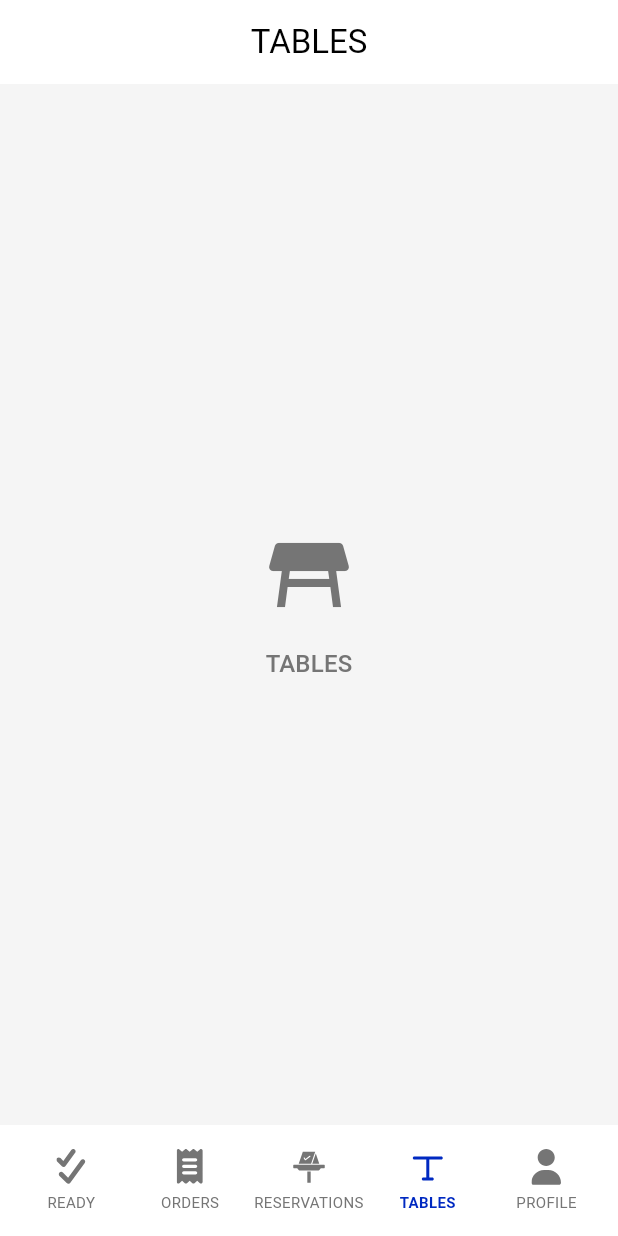
After one commit to tafilovic/gastrobot-manager, a Flutter app: the TablesScreen screen opened by its route, on a phone screen of 412 x 824 dp. The commit adds this screen. Run offline on Flutter 3.47's test engine with Material 3 defaults, Android fonts, the phone set to English and light mode, and no system bars; our stand-ins replace cached_network_image, dio, flutter_animate, flutter_svg, go_router, image_picker and 1 more; missing offline and left inert: sealed_countries, world_flags; accounts and stored records are empty; network calls fail; statements that could not run were skipped.

Commit message:
Add table  in tab bar from waiter

```diff
--- a/lib/core/navigation/app_router.dart
+++ b/lib/core/navigation/app_router.dart
@@ -18,6 +18,7 @@ import 'package:gastrobotmanager/features/preparing/screens/preparing_screen.dar
 import 'package:gastrobotmanager/features/profile/screens/profile_screen.dart';
 import 'package:gastrobotmanager/features/ready_items/screens/ready_items_screen.dart';
 import 'package:gastrobotmanager/features/reservations/screens/reservations_screen.dart';
+import 'package:gastrobotmanager/features/tables/screens/tables_screen.dart';
 
 /// Centralized route names and path constants.
 abstract class AppRouteNames {
@@ -31,6 +32,7 @@ abstract class AppRouteNames {
   static const reservations = 'reservations';
   static const menu = 'menu';
   static const drinks = 'drinks';
+  static const tables = 'tables';
   static const profile = 'profile';
 
   // Orders details / filters
@@ -52,6 +54,7 @@ abstract class AppRouteNames {
   static const pathReservations = '/reservations';
   static const pathMenu = '/menu';
   static const pathDrinks = '/drinks';
+  static const pathTables = '/tables';
   static const pathProfile = '/profile';
 
   // Orders sub-routes (full paths for context.push)
@@ -206,6 +209,15 @@ class AppRouter {
             StatefulShellBranch(
               routes: [
                 GoRoute(
+                  path: AppRouteNames.pathTables,
+                  name: AppRouteNames.tables,
+                  builder: (context, state) => const TablesScreen(),
+                ),
+              ],
+            ),
+            StatefulShellBranch(
+              routes: [
+                GoRoute(
                   path: AppRouteNames.pathMenu,
                   name: AppRouteNames.menu,
                   builder: (context, state) => const MenuScreen(),
--- a/lib/core/navigation/nav_config.dart
+++ b/lib/core/navigation/nav_config.dart
@@ -52,6 +52,13 @@ class NavConfig {
     svgAssetPath: 'assets/icons/wine_glasses.svg',
   );
 
+  static const tables = NavItem(
+    label: 'STOLOVI',
+    icon: Icons.table_restaurant,
+    route: 'tables',
+    svgAssetPath: 'assets/icons/tables.svg',
+  );
+
   static const profile = NavItem(
     label: 'PROFIL',
     icon: Icons.person,
@@ -62,7 +69,7 @@ class NavConfig {
   static List<NavItem> itemsFor(ProfileType type) {
     switch (type) {
       case ProfileType.waiter:
-        return [ready, orders, reservations, drinks, profile];
+        return [ready, orders, reservations, tables, profile];
       case ProfileType.kitchen:
       case ProfileType.bar:
         return [orders, preparing, reservations, menu, profile];
--- a/lib/features/home/screens/main_shell.dart
+++ b/lib/features/home/screens/main_shell.dart
@@ -47,6 +47,8 @@ class _MainShellState extends State<MainShell> with WidgetsBindingObserver {
         return l10n.navMenu;
       case 'drinks':
         return l10n.navDrinks;
+      case 'tables':
+        return l10n.navTables;
       case 'profile':
         return l10n.navProfile;
       default:
@@ -166,6 +168,9 @@ class _MainShellState extends State<MainShell> with WidgetsBindingObserver {
         case 'drinks':
           if (currentLocation.startsWith(AppRouteNames.pathDrinks)) selectedIndex = i;
           break;
+        case 'tables':
+          if (currentLocation.startsWith(AppRouteNames.pathTables)) selectedIndex = i;
+          break;
         case 'profile':
           if (currentLocation.startsWith(AppRouteNames.pathProfile)) selectedIndex = i;
           break;
@@ -238,6 +243,9 @@ class _MainShellState extends State<MainShell> with WidgetsBindingObserver {
       case 'drinks':
         context.goNamed(AppRouteNames.drinks);
         break;
+      case 'tables':
+        context.goNamed(AppRouteNames.tables);
+        break;
       case 'profile':
         context.goNamed(AppRouteNames.profile);
         break;
--- /dev/null
+++ b/lib/features/tables/screens/tables_screen.dart
@@ -0,0 +1,44 @@
+import 'package:flutter/material.dart';
+
+import 'package:gastrobotmanager/core/theme/app_colors.dart';
+import 'package:gastrobotmanager/l10n/generated/app_localizations.dart';
+
+/// Tables overview screen for waiters.
+class TablesScreen extends StatelessWidget {
+  const TablesScreen({super.key});
+
+  @override
+  Widget build(BuildContext context) {
+    final l10n = AppLocalizations.of(context)!;
+
+    return Scaffold(
+      backgroundColor: AppColors.backgroundMuted,
+      appBar: AppBar(
+        title: Text(l10n.navTables),
+        centerTitle: true,
+        backgroundColor: AppColors.appBarBackground,
+        foregroundColor: AppColors.appBarForeground,
+        elevation: 0,
+      ),
+      body: Center(
+        child: Column(
+          mainAxisSize: MainAxisSize.min,
+          children: [
+            Icon(
+              Icons.table_restaurant,
+              size: 64,
+              color: AppColors.textMuted,
+            ),
+            const SizedBox(height: 16),
+            Text(
+              l10n.navTables,
+              style: Theme.of(context).textTheme.titleMedium?.copyWith(
+                    color: AppColors.textMuted,
+                  ),
+            ),
+          ],
+        ),
+      ),
+    );
+  }
+}
--- a/lib/l10n/app_de.arb
+++ b/lib/l10n/app_de.arb
@@ -22,6 +22,7 @@
   "profileReservationReminderValue": "1h im Voraus",
   "profileLabelLanguage": "SPRACHE",
   "profileLanguageValue": "Deutsch",
+  "profileDrinksList": "GETRÄNKELISTE",
   "profileLogout": "ABMELDEN",
   "profileImageDialogTitle": "Profilbild",
   "profileImageUploadButton": "BILD HOCHLADEN",
@@ -37,6 +38,7 @@
   "navReservations": "RESERVIERUNGEN",
   "navMenu": "SPEISEKARTE",
   "navDrinks": "GETRÄNKE",
+  "navTables": "TISCHE",
   "navProfile": "PROFIL",
   "readyTitle": "Bereit zum Servieren",
   "readySubtitle": "Bestellungen bereit zum Servieren",
--- a/lib/l10n/app_en.arb
+++ b/lib/l10n/app_en.arb
@@ -22,6 +22,7 @@
   "profileReservationReminderValue": "1h in advance",
   "profileLabelLanguage": "LANGUAGE",
   "profileLanguageValue": "English",
+  "profileDrinksList": "DRINKS LIST",
   "profileLogout": "LOG OUT",
   "profileImageDialogTitle": "Profile picture",
   "profileImageUploadButton": "UPLOAD PICTURE",
@@ -37,6 +38,7 @@
   "navReservations": "RESERVATIONS",
   "navMenu": "MENU",
   "navDrinks": "DRINKS",
+  "navTables": "TABLES",
   "navProfile": "PROFILE",
   "readyTitle": "Ready for serving",
   "readySubtitle": "Orders ready to be served",
--- a/lib/l10n/app_es.arb
+++ b/lib/l10n/app_es.arb
@@ -22,6 +22,7 @@
   "profileReservationReminderValue": "1 hora antes",
   "profileLabelLanguage": "IDIOMA",
   "profileLanguageValue": "Español",
+  "profileDrinksList": "LISTA DE BEBIDAS",
   "profileLogout": "CERRAR SESIÓN",
   "profileImageDialogTitle": "Foto de perfil",
   "profileImageUploadButton": "SUBIR FOTO",
@@ -37,6 +38,7 @@
   "navReservations": "RESERVAS",
   "navMenu": "MENÚ",
   "navDrinks": "BEBIDAS",
+  "navTables": "MESAS",
   "navProfile": "PERFIL",
   "readyTitle": "Listo para servir",
   "readySubtitle": "Pedidos listos para servir",
--- a/lib/l10n/app_hr.arb
+++ b/lib/l10n/app_hr.arb
@@ -22,6 +22,7 @@
   "profileReservationReminderValue": "1 sat unaprijed",
   "profileLabelLanguage": "JEZIK",
   "profileLanguageValue": "Hrvatski",
+  "profileDrinksList": "LISTA PIĆA",
   "profileLogout": "ODJAVA",
   "profileImageDialogTitle": "Slika profila",
   "profileImageUploadButton": "UČITAJ SLIKU",
@@ -37,6 +38,7 @@
   "navReservations": "REZERVACIJE",
   "navMenu": "IZBORNIK",
   "navDrinks": "PIĆA",
+  "navTables": "STOLOVI",
   "navProfile": "PROFIL",
   "readyTitle": "Spremno za serviranje",
   "readySubtitle": "Narudžbe spremne za serviranje",
--- a/lib/l10n/app_it.arb
+++ b/lib/l10n/app_it.arb
@@ -22,6 +22,7 @@
   "profileReservationReminderValue": "1 ora prima",
   "profileLabelLanguage": "LINGUA",
   "profileLanguageValue": "Italiano",
+  "profileDrinksList": "LISTA BEVANDE",
   "profileLogout": "ESCI",
   "profileImageDialogTitle": "Foto profilo",
   "profileImageUploadButton": "CARICA FOTO",
@@ -37,6 +38,7 @@
   "navReservations": "PRENOTAZIONI",
   "navMenu": "MENÙ",
   "navDrinks": "BEVANDE",
+  "navTables": "TAVOLI",
   "navProfile": "PROFILO",
   "readyTitle": "Pronto per servire",
   "readySubtitle": "Ordini pronti da servire",
--- a/lib/l10n/app_ru.arb
+++ b/lib/l10n/app_ru.arb
@@ -22,6 +22,7 @@
   "profileReservationReminderValue": "За 1 час",
   "profileLabelLanguage": "ЯЗЫК",
   "profileLanguageValue": "Русский",
+  "profileDrinksList": "СПИСОК НАПИТКОВ",
   "profileLogout": "ВЫЙТИ",
   "profileImageDialogTitle": "Фото профиля",
   "profileImageUploadButton": "ЗАГРУЗИТЬ ФОТО",
@@ -37,6 +38,7 @@
   "navReservations": "БРОНИРОВАНИЯ",
   "navMenu": "МЕНЮ",
   "navDrinks": "НАПИТКИ",
+  "navTables": "СТОЛЫ",
   "navProfile": "ПРОФИЛЬ",
   "readyTitle": "Готово к подаче",
   "readySubtitle": "Заказы готовы к подаче",
--- a/lib/l10n/app_sr.arb
+++ b/lib/l10n/app_sr.arb
@@ -22,6 +22,7 @@
   "profileReservationReminderValue": "1h unapr",
   "profileLabelLanguage": "JEZIK",
   "profileLanguageValue": "Srpski",
+  "profileDrinksList": "LISTA PIĆA",
   "profileLogout": "IZLOGUJ SE",
   "profileImageDialogTitle": "Profilna slika",
   "profileImageUploadButton": "UBACI SLIKU",
@@ -37,6 +38,7 @@
   "navReservations": "REZERVACIJE",
   "navMenu": "JELOVNIK",
   "navDrinks": "PIĆA",
+  "navTables": "STOLOVI",
   "navProfile": "PROFIL",
   "readyTitle": "Spremno za usluživanje",
   "readySubtitle": "Porudžbine spremne za serviranje",
```
Also changed, not shown: lib/features/profile/screens/profile_screen.dart (+24 -0 lines), assets/icons/tables.svg (added), lib/l10n/generated/app_localizations.dart, lib/l10n/generated/app_localizations_de.dart, lib/l10n/generated/app_localizations_en.dart, lib/l10n/generated/app_localizations_es.dart, lib/l10n/generated/app_localizations_hr.dart, lib/l10n/generated/app_localizations_it.dart, lib/l10n/generated/app_localizations_ru.dart, lib/l10n/generated/app_localizations_sr.dart.
